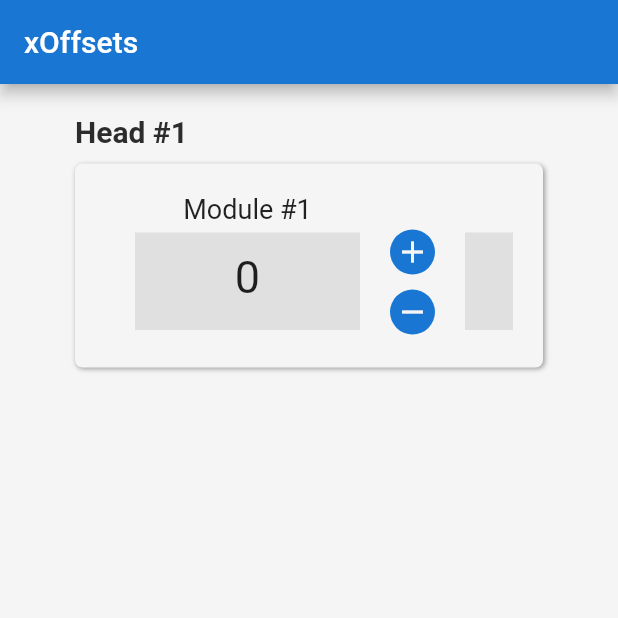
After one commit to mcp31/digitalprint, a Flutter app: the screen it shows after launch, after a tap on the "add" icon, after a tap on the "remove" icon, on a phone screen of 412 x 824 dp, the top half of it. The commit adds this screen. Run offline on Flutter 3.47's test engine with Material 2 defaults, Android fonts, the phone set to English and light mode, and no system bars; missing offline and left inert: ini.

Commit message:
dynamically added number of modules

```diff
--- a/lib/main.dart
+++ b/lib/main.dart
@@ -1,4 +1,5 @@
 import 'package:digital_print/constants.dart';
+import 'package:digital_print/xOffsets/ModulesHomePage.dart';
 import 'package:flutter/material.dart';
 import 'OpConfig/HomePage.dart';
 
@@ -22,7 +23,14 @@ class MyApp extends StatelessWidget {
         primaryColor: Colors.blue[700],
         scaffoldBackgroundColor: kOffWhite,
       ),
-      home: MyHomePage(),
+
+      /*
+      Currently, there's no way to execute different screens
+      at the command line
+       */
+
+      //home: MyHomePage(),
+      home: ModulesHomePage(),
     );
   }
 }
--- /dev/null
+++ b/lib/xOffsets/ModuleClass.dart
@@ -0,0 +1,21 @@
+class Module {
+  String label;
+  int moduleValue;
+  int incrementAmt;
+
+  Module({this.label, this.moduleValue, this.incrementAmt});
+
+  @override
+  String get getModuleLabel => this.label;
+  int get getModuleValue => this.moduleValue;
+
+  int add() {
+    this.moduleValue += incrementAmt;
+    return this.moduleValue;
+  }
+
+  int subtract() {
+    this.moduleValue -= incrementAmt;
+    return this.moduleValue;
+  }
+}
--- /dev/null
+++ b/lib/xOffsets/ModulesHomePage.dart
@@ -0,0 +1,162 @@
+import 'package:flutter/material.dart';
+import 'package:digital_print/constants.dart';
+import 'ModuleClass.dart';
+
+const kButtonSize = 30.0;
+
+class ModulesHomePage extends StatefulWidget {
+  @override
+  _ModulesHomePageState createState() => _ModulesHomePageState();
+}
+
+class _ModulesHomePageState extends State<ModulesHomePage> {
+  List<Module> moduleList = []; //dynamic growing list
+
+  @override
+  Widget build(BuildContext context) {
+    //TODO: Implement with parser here
+
+    moduleList.add(
+      Module(label: "1", moduleValue: 0, incrementAmt: 1),
+    );
+    moduleList.add(
+      Module(label: "2", moduleValue: 0, incrementAmt: 20),
+    );
+    moduleList.add(
+      Module(label: "3", moduleValue: 0, incrementAmt: 37),
+    );
+
+    moduleList.length = 3; //Limits the amount of modules being printed out
+
+    return Scaffold(
+      appBar: AppBar(
+        title: Text("xOffsets"),
+      ),
+      body: Padding(
+        padding: const EdgeInsets.symmetric(
+          horizontal: 50.0,
+          vertical: 20.0,
+        ),
+        child: Column(
+          crossAxisAlignment: CrossAxisAlignment.start,
+          children: <Widget>[
+            Text(
+              "Head #1",
+              style: kCardHeaderTextStyle,
+            ),
+            Container(
+              margin: EdgeInsets.symmetric(
+                vertical: 10.0,
+              ),
+              padding: EdgeInsets.symmetric(
+                horizontal: 20.0,
+                vertical: 20.0,
+              ),
+              decoration: BoxDecoration(
+                color: kOffWhite,
+                borderRadius: BorderRadius.circular(5.0),
+                boxShadow: [
+                  BoxShadow(
+                    blurRadius: 2,
+                    offset: Offset(1, 1),
+                    color: Colors.grey,
+                  ),
+                ],
+              ),
+              child: SingleChildScrollView(
+                scrollDirection: Axis.horizontal,
+                child: Row(
+                  //TODO: Make it dynamic and use its own value
+                  children: <Widget>[for (var i in moduleList) module(i)],
+                ),
+              ),
+            ),
+          ],
+        ),
+      ),
+    );
+  }
+
+  //Module Skeleton Code
+  Widget module(Module module1) {
+    return Row(
+      children: <Widget>[
+        Column(
+          children: <Widget>[
+            Text(
+              "Module #${module1.getModuleLabel}",
+              style: TextStyle(fontSize: 18),
+            ),
+            Container(
+              color: Colors.grey[300],
+              margin: EdgeInsets.symmetric(
+                horizontal: 20.0,
+                vertical: 5,
+              ),
+              padding: EdgeInsets.all(
+                12,
+              ),
+              width: 150,
+              height: 65,
+              child: Text(
+                "${module1.getModuleValue}",
+                style: TextStyle(fontSize: 30),
+                textAlign: TextAlign.center,
+              ),
+            ),
+          ],
+        ),
+        Column(
+          children: <Widget>[
+            SizedBox(
+              height: 22,
+            ),
+            GestureDetector(
+              onTap: () {
+                setState(() {
+                  module1.add();
+                });
+              },
+              child: Container(
+                decoration: BoxDecoration(
+                  color: Colors.blue[700],
+                  borderRadius: BorderRadius.circular(20.0),
+                ),
+                height: kButtonSize,
+                width: kButtonSize,
+                child: Icon(
+                  Icons.add,
+                  color: kOffWhite,
+                ),
+              ),
+            ),
+            SizedBox(
+              height: 10,
+            ),
+            GestureDetector(
+              onTap: () {
+                setState(() {
+                  if (module1.getModuleValue > 0) {
+                    module1.subtract();
+                  }
+                });
+              },
+              child: Container(
+                decoration: BoxDecoration(
+                  color: Colors.blue[700],
+                  borderRadius: BorderRadius.circular(20.0),
+                ),
+                height: kButtonSize,
+                width: kButtonSize,
+                child: Icon(
+                  Icons.remove,
+                  color: kOffWhite,
+                ),
+              ),
+            ),
+          ],
+        ),
+      ],
+    );
+  }
+}
```
